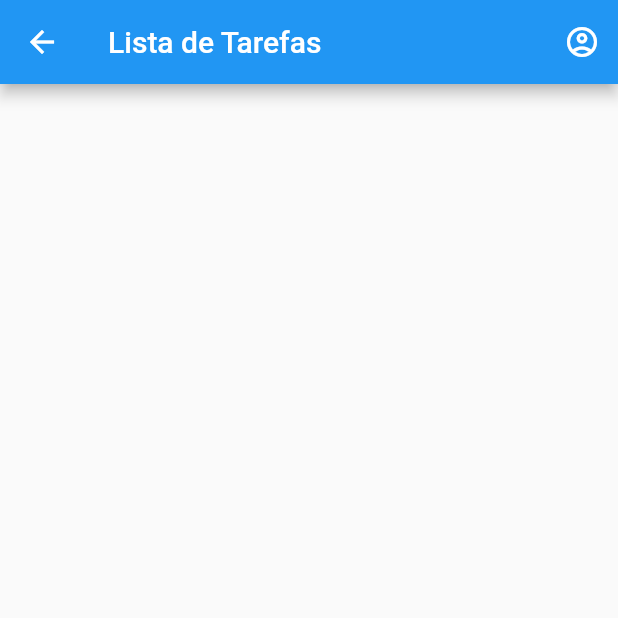
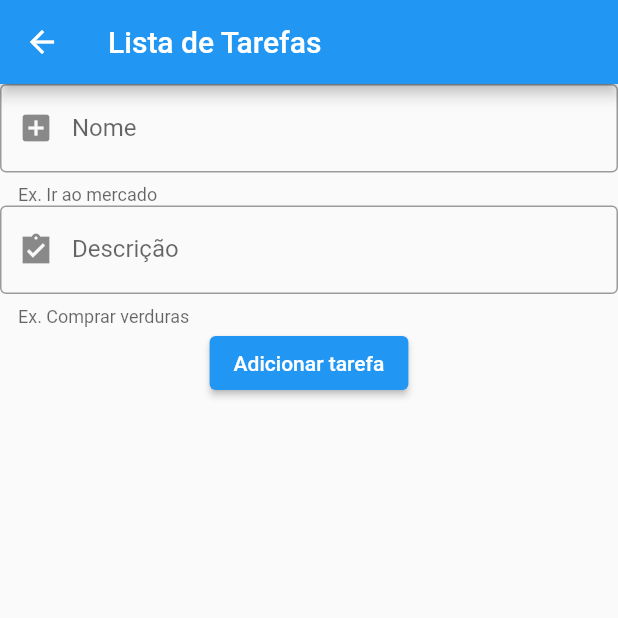
Before and after one commit to AdrieliKet/app_tarefas, a Flutter app: the screen it shows after launch, after a tap on the "add" icon, on a phone screen of 412 x 824 dp, the top half of it. Run offline on Flutter 3.47's test engine with Material 2 defaults, Android fonts, the phone set to English and light mode, and no system bars; our stand-ins replace sqflite; accounts and stored records are empty; statements that could not run were skipped.

Commit message:
Salvando e quase deletando

```diff
--- a/lib/formulario.dart
+++ b/lib/formulario.dart
@@ -1,23 +1,63 @@
 import 'package:flutter/material.dart';
+import 'package:path/path.dart';
+import 'package:sqflite/sqflite.dart';
 
 class FormuTarefas extends StatelessWidget {
+  Future<int> salvar(String nome, String descricao, [int? id]) async {
+    String caminho = join(await getDatabasesPath(), 'banco.db');
+    Database banco = await openDatabase(caminho, version: 1);
+
+    String sql;
+    Future<int> linhasAfetadas;
+    if (id == null) {
+      sql = 'INSERT INTO tarefa (nome, descricao) VALUES (?,?)';
+      linhasAfetadas = banco.rawInsert(sql, [nome, descricao]);
+    } else {
+      sql = 'UPDATE tarefas SET nome = ?, descricao = ? WHERE id = ?';
+      linhasAfetadas = banco.rawUpdate(sql, [nome, descricao, id]);
+    }
+    return linhasAfetadas;
+  }
+
+
+
+  String? nome;
+  String? descricao;
+
   @override
   Widget build(BuildContext context) {
     return Scaffold(
-      appBar: AppBar(
-        title: Text('Lista de Tarefas'),
-         actions: <Widget>[
-          IconButton(
-            icon: Icon(
-              Icons.account_circle_outlined,
-              color: Colors.white,
+        appBar: AppBar(
+          title: Text('Lista de Tarefas'),
+        ),
+        body: Center(
+            child: Column(children: [
+          TextFormField(
+            onChanged: (value) => nome = value,
+            keyboardType: TextInputType.name,
+            decoration: InputDecoration(
+              label: Text("Nome"),
+              border: OutlineInputBorder(),
+              hintText: "Digite o nome da tarefa",
+              helperText: "Ex. Ir ao mercado",
+              prefixIcon: Icon(Icons.add_box),
             ),
-            onPressed: () {
-              // do something
-            },
-          )
-        ],
-      ),
-    );
+          ),
+          TextFormField(
+            onChanged: (value) => descricao = value,
+            keyboardType: TextInputType.name,
+            decoration: InputDecoration(
+              label: Text("Descrição"),
+              border: OutlineInputBorder(),
+              hintText: "Digite a descricão",
+              helperText: "Ex. Comprar verduras",
+              prefixIcon: Icon(Icons.assignment_turned_in_sharp),
+            ),
+          ),
+          ElevatedButton(
+            child: Text("Adicionar tarefa"),
+            onPressed: () => (salvar(nome!, descricao!)),
+          ),
+        ])));
   }
 }
--- a/lib/menu_tarefa.dart
+++ b/lib/menu_tarefa.dart
@@ -1,6 +1,7 @@
 import 'package:flutter/material.dart';
 import 'package:path/path.dart';
 import 'package:sqflite/sqflite.dart';
+import 'package:flutter_crud/formulario.dart';
 
 class Menu extends StatelessWidget {
   Future<List<Map<String, Object?>>> buscarDados() async {
@@ -23,6 +24,17 @@ class Menu extends StatelessWidget {
     List<Map<String, Object?>> lista =
         await db.rawQuery('SELECT * FROM tarefa');
     return lista;
+  }
+
+  Future<int> delete(String id) async {
+    Future<int> linhasAfetadas;
+    String caminho = join(await getDatabasesPath(), 'banco.db');
+    Database banco = await openDatabase(caminho, version: 1);
+
+    String? sql;
+    sql = 'DELETE FROM tarefa WHERE nome = ?';
+    linhasAfetadas = banco.rawDelete(sql, [id]);
+    return linhasAfetadas;
   }
 
   @override
@@ -55,20 +67,49 @@ class Menu extends StatelessWidget {
       ),
       body: FutureBuilder(
         future: buscarDados(),
-        builder: (context, AsyncSnapshot<List<Map<String,Object?>>> dadosFuturos) {
+        builder:
+            (context, AsyncSnapshot<List<Map<String, Object?>>> dadosFuturos) {
           if (!dadosFuturos.hasData) return CircularProgressIndicator();
           var listaTarefa = dadosFuturos.data!;
           return ListView.builder(
-            itemCount: listaTarefa.length,
-            itemBuilder: (context, contador){
-              var tarefa = listaTarefa[contador];
-              return ListTile(
-                title: Text(tarefa['nome'].toString()),
-                subtitle: Text(tarefa['descricao'].toString(),),
-              );
-            }
-
-          );
+              itemCount: listaTarefa.length,
+              itemBuilder: (context, contador) {
+                var tarefa = listaTarefa[contador];
+                return ListTile(
+                    title: Text(tarefa['nome'].toString()),
+                    subtitle: Text(
+                      tarefa['descricao'].toString(),
+                    ),
+                    trailing: Wrap(
+                      children: [
+                        IconButton(
+                          icon: Icon(Icons.edit),
+                          onPressed: () {
+                            Navigator.pushNamed(context, '/');
+                          },
+                        ),
+                        IconButton(
+                          icon: Icon(Icons.delete),
+                          onPressed: () => showDialog(
+                            barrierDismissible: false,
+                            context: context,
+                            builder: (context) => AlertDialog(
+                                title: Text("Confirma exclusão?"),
+                                actions: [
+                                  TextButton(
+                                    child: Text("Sim"),
+                                    onPressed: () => (delete(tarefa['id'].integer.parse())),
+                                  ),
+                                  TextButton(
+                                    child: Text("Não"),
+                                    onPressed: () => Navigator.of(context).pop(),
+                                  ),
+                                ]),
+                          ),
+                        ),
+                      ],
+                    ));
+              });
         },
       ),
     );
```
